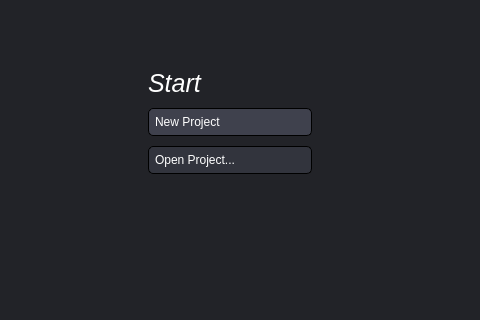
Before: the Qt Designer form gui/WelcomePage.ui in SimonBuxx/iloop-marlin-configurator, drawn with Qt 5; both pictures show x 0 to 480 and y 299 to 619 of the 1200 by 800 pixel window.
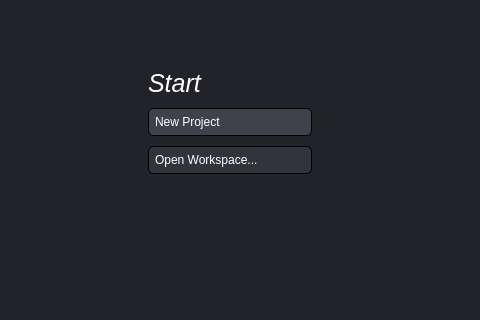
After: the same form once the commit is applied. Icons and pictures are not drawn.

Commit message: Implementation for Marlin workspace integration

Diff of the .ui file:
```diff
--- a/gui/WelcomePage.ui
+++ b/gui/WelcomePage.ui
@@ -84,7 +84,7 @@
 }</string>
      </property>
      <property name="text">
-      <string>Open Project...</string>
+      <string>Open Workspace...</string>
      </property>
      <property name="icon">
       <iconset resource="../resources/resources.qrc">
```
Left out of the diff: 2 changed lines with no effect on the pictures. The commit also changes 9 other files.
